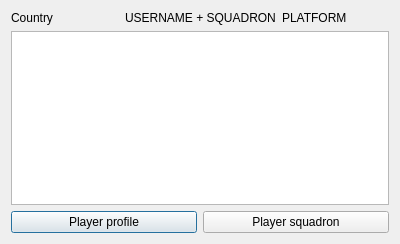
Before: the Qt Designer form playerprofiledialog.ui in Sgambe33/WT-Plotter, drawn with Qt 5.
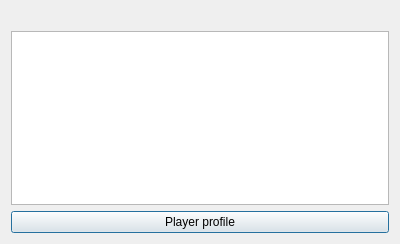
After: the same form once the commit is applied. Icons and pictures are not drawn.

```diff
--- a/playerprofiledialog.ui
+++ b/playerprofiledialog.ui
@@ -19,21 +19,21 @@
      <item>
       <widget class="QLabel" name="countryLabel">
        <property name="text">
-        <string>Country</string>
+        <string/>
        </property>
       </widget>
      </item>
      <item>
       <widget class="QLabel" name="usernameLabel">
        <property name="text">
-        <string>USERNAME + SQUADRON</string>
+        <string/>
        </property>
       </widget>
      </item>
      <item>
       <widget class="QLabel" name="platformLabel">
        <property name="text">
-        <string>PLATFORM</string>
+        <string/>
        </property>
       </widget>
      </item>
@@ -54,16 +54,6 @@
        </property>
       </widget>
      </item>
-     <item>
-      <widget class="QPushButton" name="playerSquadronButton">
-       <property name="text">
-        <string>Player squadron</string>
-       </property>
-       <property name="icon">
-        <iconset theme="QIcon::ThemeIcon::WindowNew"/>
-       </property>
-      </widget>
-     </item>
     </layout>
    </item>
   </layout>
```
